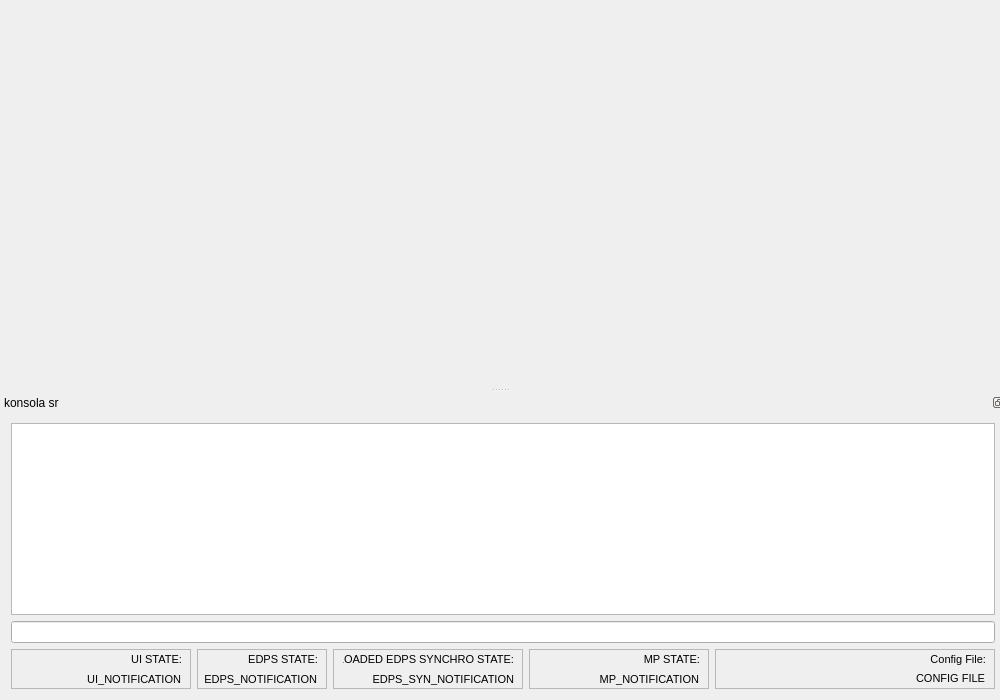
First picture: the form in src/ui-qt/base/mainwindow.ui, repository ptroja/mrrocpp, before the edit.
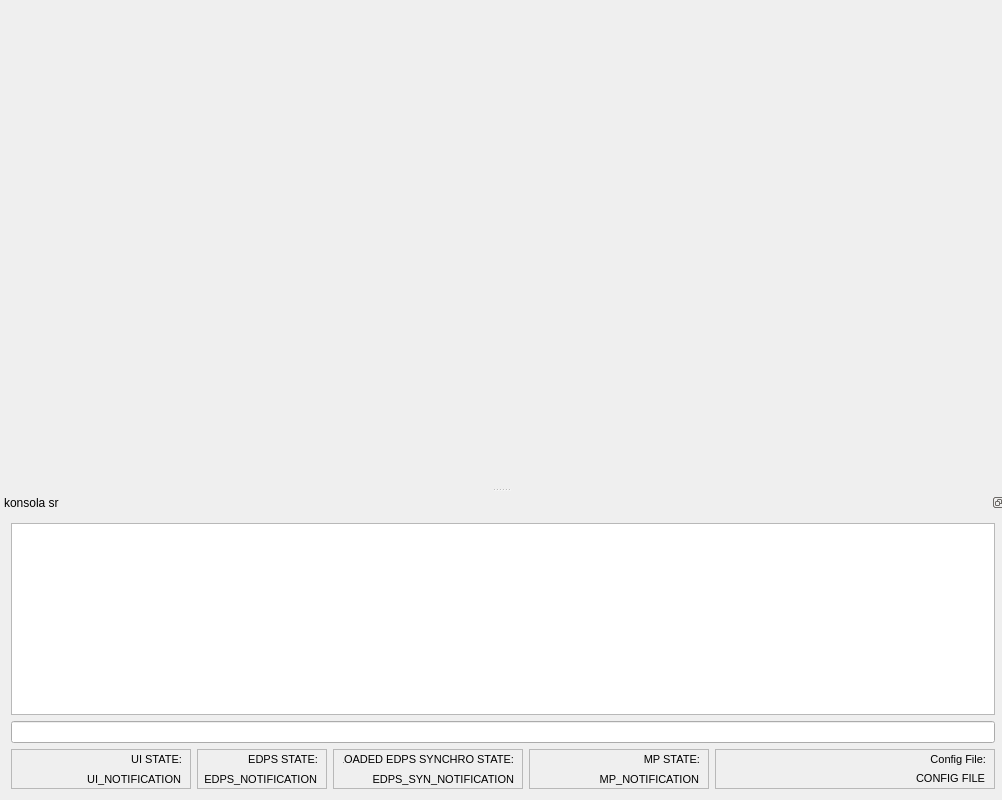
Second picture: the form after the edit.

Patch:
```diff
--- a/src/ui-qt/base/mainwindow.ui
+++ b/src/ui-qt/base/mainwindow.ui
@@ -6,8 +6,8 @@
    <rect>
     <x>0</x>
     <y>0</y>
-    <width>1000</width>
-    <height>700</height>
+    <width>1002</width>
+    <height>800</height>
    </rect>
   </property>
   <property name="minimumSize">
```
